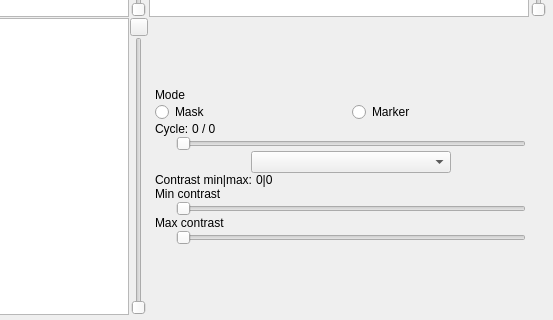
This is mimir_ui.ui in Darnagof/Mimir as Qt 5 draws it before an edit; both pictures show x 257 to 810 and y 257 to 577 of the 810 by 577 pixel window. The edited form follows.
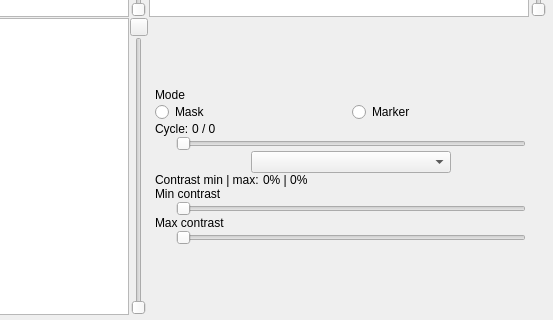
This is the edited form. Icons and pictures are not drawn. Custom widgets are drawn as their Qt base class.

Commit message: Added and corrected cursor navigation in graphic views

```diff
--- a/mimir_ui.ui
+++ b/mimir_ui.ui
@@ -20,6 +20,9 @@
     </property>
     <item>
      <layout class="QGridLayout" name="windows">
+      <property name="sizeConstraint">
+       <enum>QLayout::SetDefaultConstraint</enum>
+      </property>
       <property name="spacing">
        <number>1</number>
       </property>
@@ -321,14 +324,14 @@
              </sizepolicy>
             </property>
             <property name="text">
-             <string>Contrast min|max: </string>
+             <string>Contrast min | max: </string>
             </property>
            </widget>
           </item>
           <item>
            <widget class="QLabel" name="contrast_nb_label">
             <property name="text">
-             <string>0|0</string>
+             <string>0% | 0%</string>
             </property>
            </widget>
           </item>
@@ -415,6 +418,13 @@
    </property>
   </action>
  </widget>
+ <customwidgets>
+  <customwidget>
+   <class>CursorGraphicsView</class>
+   <extends>QGraphicsView</extends>
+   <header>CursorGraphicsView.h</header>
+  </customwidget>
+ </customwidgets>
  <resources/>
  <connections/>
 </ui>
```
Left out of the diff: 6 changed lines with no effect on the pictures. The commit also changes 3 other files.
